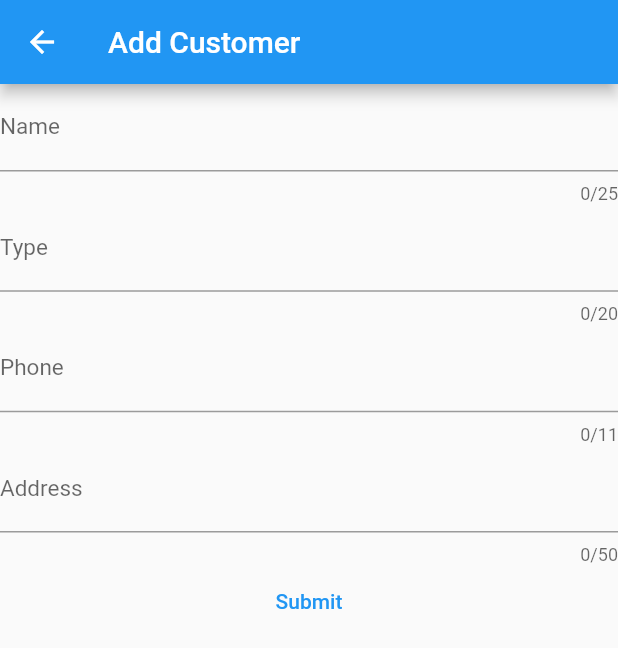
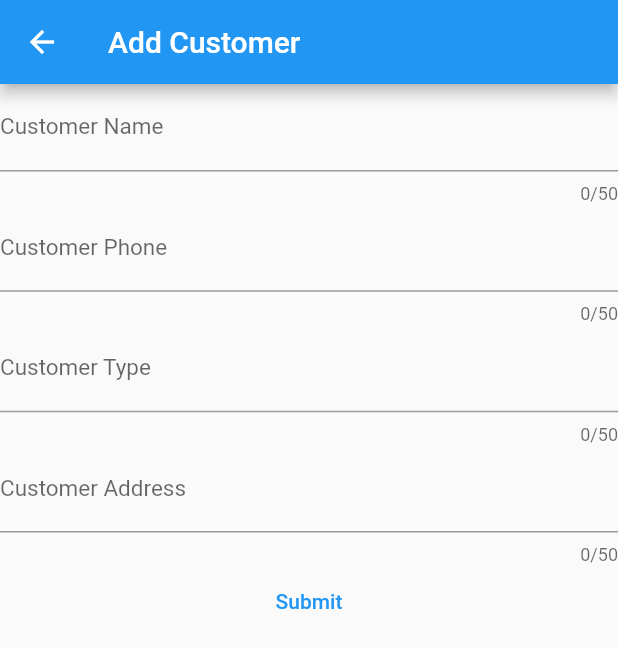
Before and after one commit to Liakot-ali/Flutter-Learn, a Flutter app: the addCustomer screen opened directly, on a phone screen of 412 x 824 dp. Shown: the top 648 px of the screen. Run offline on Flutter 3.47's test engine with Material 2 defaults, Android fonts, the phone set to English and light mode, and no system bars.

Commit message:
TextFormFilled is used as fuction

```diff
--- a/lib/add_customer.dart
+++ b/lib/add_customer.dart
@@ -2,6 +2,21 @@ import 'package:flutter/cupertino.dart';
 import 'package:flutter/material.dart';
 
 class addCustomer extends StatelessWidget {
+
+  Widget _Input(String hint, String label) {
+     return TextFormField(
+      maxLength: 50,
+      cursorHeight: 17.0,
+      keyboardType: TextInputType.name,
+      decoration: InputDecoration(
+        helperText: "",
+        labelStyle: TextStyle(fontSize: 15.0),
+        labelText: label,
+        hintText: hint,
+      ),
+    );
+  }
+
   @override
   Widget build(BuildContext context) {
     return Scaffold(
@@ -11,51 +26,14 @@ class addCustomer extends StatelessWidget {
       body: Form(
         child: Column(
           children: [
-            TextFormField(
-              maxLength: 25,
-              cursorHeight: 17.0,
-              keyboardType: TextInputType.name,
-              decoration: InputDecoration(
-                helperText: "",
-                labelStyle: TextStyle(fontSize: 15.0),
-                labelText: "Name",
-                hintText: "Customer Name",
-              ),
+            _Input("Name", "Customer Name"),
+            _Input("Phone", "Customer Phone"),
+            _Input("Type", "Customer Type"),
+            _Input("Address", "Customer Address"),
+            TextButton(
+              onPressed: () {},
+              child: Text("Submit"),
             ),
-            TextFormField(
-              maxLength: 20,
-              cursorHeight: 17.0,
-              keyboardType: TextInputType.name,
-              decoration: InputDecoration(
-                helperText: "",
-                labelStyle: TextStyle(fontSize: 15.0),
-                labelText: "Type",
-                hintText: "Customer Type",
-              ),
-            ),
-            TextFormField(
-              maxLength: 11,
-              cursorHeight: 17.0,
-              keyboardType: TextInputType.name,
-              decoration: InputDecoration(
-                helperText: "",
-                labelStyle: TextStyle(fontSize: 15.0),
-                labelText: "Phone",
-                hintText: "Customer Phone",
-              ),
-            ),
-            TextFormField(
-              maxLength: 50,
-              cursorHeight: 17.0,
-              keyboardType: TextInputType.name,
-              decoration: InputDecoration(
-                helperText: "",
-                labelStyle: TextStyle(fontSize: 15.0),
-                labelText: "Address",
-                hintText: "Customer Address",
-              ),
-            ),
-            TextButton(onPressed: (){}, child: Text("Submit"),),
           ],
         ),
       ),
```
